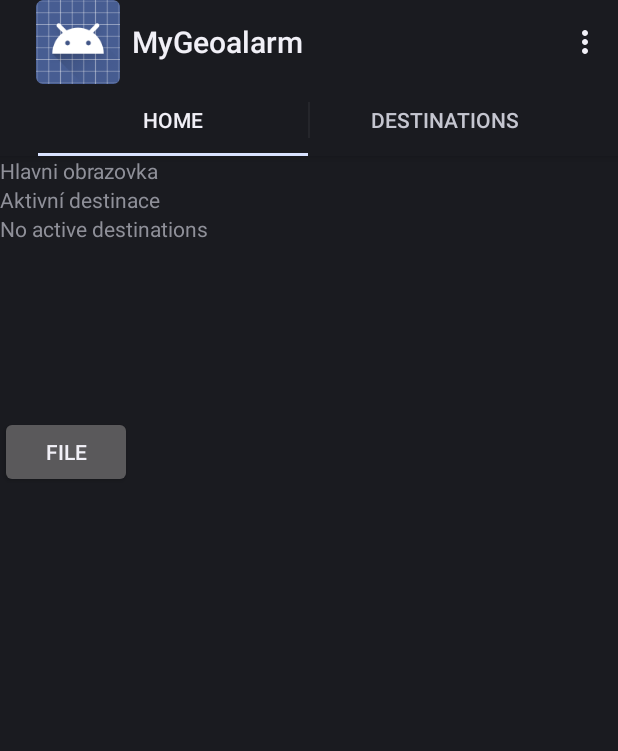
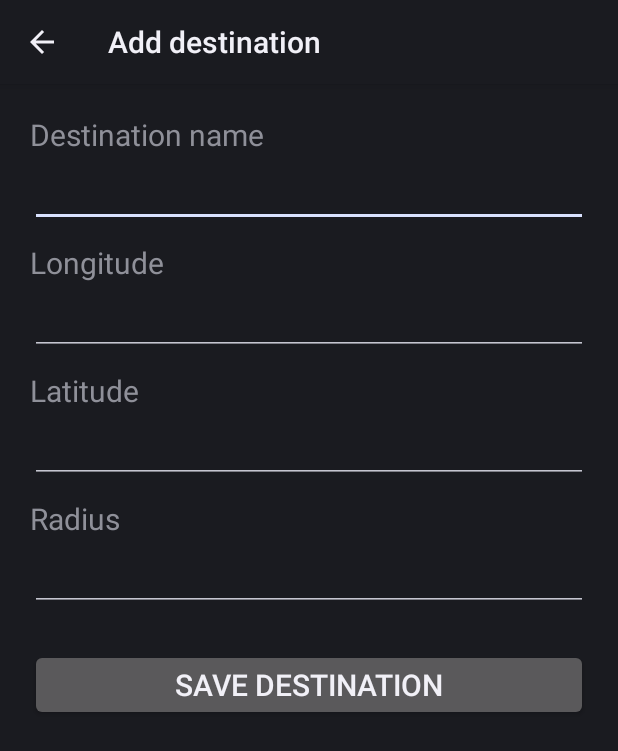
Before and after one commit to Merwis/MyGeoalarm, an Android app: the screen it shows after launch (MainActivity before the commit, AddDestinationActivity after it), in the options menu, after a tap on "Add destination", on a phone screen of 412 x 824 dp. Shown: the top 751 px of the screen. Run offline under Robolectric (Android 15) with nearby library versions, the phone set to English and light mode, and no system bars.

Commit message:
Some bugs fixed in geofencing management and added adding destinations activity.

```diff
--- a/app/src/main/AndroidManifest.xml
+++ b/app/src/main/AndroidManifest.xml
@@ -19,6 +19,10 @@
                 <category android:name="android.intent.category.LAUNCHER" />
             </intent-filter>
         </activity>
+        <activity
+            android:name=".AddDestinationActivity"
+            android:label="Add destination"
+            android:parentActivityName=".MainActivity" />
         <service
             android:name=".GeofenceTransitionsIntentService" />
 
--- a/app/src/main/java/cz/uhk/fim/mygeoalarm/AddDestinationActivity.java
+++ b/app/src/main/java/cz/uhk/fim/mygeoalarm/AddDestinationActivity.java
@@ -1,7 +1,73 @@
 package cz.uhk.fim.mygeoalarm;
+
+import android.app.Activity;
+import android.content.ContentValues;
+import android.content.Intent;
+import android.database.sqlite.SQLiteDatabase;
+import android.os.Bundle;
+import android.view.View;
+import android.widget.Button;
+import android.widget.EditText;
 
 /**
  * Created by Petr on 21. 5. 2015.
  */
-public class AddDestinationActivity {
+public class AddDestinationActivity extends Activity {
+
+    EditText mEtDestinationName, mEtDestinationLongitude, mEtDestinationLatitude, mEtDestinationRadius;
+    Button mSaveButton;
+
+    DestinationDatabaseHelper mHelper;
+    SQLiteDatabase mDatabase;
+
+    @Override
+    protected void onCreate(Bundle savedInstanceState) {
+        super.onCreate(savedInstanceState);
+        setContentView(R.layout.activity_add_destination);
+
+        mEtDestinationName = (EditText) findViewById(R.id.addDestinationName);
+        mEtDestinationLongitude = (EditText) findViewById(R.id.addDestinationLongitude);
+        mEtDestinationLatitude = (EditText) findViewById(R.id.addDestinationLatitude);
+        mEtDestinationRadius = (EditText) findViewById(R.id.addDestinationRadius);
+
+        mSaveButton = (Button) findViewById(R.id.addDestinationSave);
+
+        mHelper = new DestinationDatabaseHelper(this);
+        mDatabase = mHelper.getWritableDatabase();
+
+        mSaveButton.setOnClickListener(new View.OnClickListener() {
+            @Override
+            public void onClick(View v) {
+
+                if (mEtDestinationName.getText().toString().trim().equals("")) {
+                    mEtDestinationName.setError("Destination name is required");
+                } else if (mEtDestinationLongitude.getText().toString().trim().equals("")) {
+                    mEtDestinationLongitude.setError("Longitude is required");
+                } else if (mEtDestinationLatitude.getText().toString().trim().equals("")) {
+                    mEtDestinationLatitude.setError("Latitude is required");
+                } else if (mEtDestinationRadius.getText().toString().trim().equals("")) {
+                    mEtDestinationRadius.setError("Radius is required");
+                } else {
+
+                    ContentValues contentValues = new ContentValues();
+                    contentValues.put(Destinations.COLUMN_NAME_NAME, mEtDestinationName.getText().toString());
+                    contentValues.put(Destinations.COLUMN_NAME_LONGITUDE, mEtDestinationLongitude.getText().toString());
+                    contentValues.put(Destinations.COLUMN_NAME_LATITUDE, mEtDestinationLatitude.getText().toString());
+                    contentValues.put(Destinations.COLUMN_NAME_RADIUS, mEtDestinationRadius.getText().toString());
+                    contentValues.put(Destinations.COLUMN_NAME_ACTIVE, "0");
+
+                    mDatabase.insert(Destinations.TABLE_NAME, null, contentValues);
+
+                    getBack();
+                }
+            }
+        });
+    }
+
+    public void getBack() {
+
+        Intent intent = new Intent(this, MainActivity.class);
+        startActivity(intent);
+
+    }
 }
--- a/app/src/main/java/cz/uhk/fim/mygeoalarm/DestinationsListFragmentTab.java
+++ b/app/src/main/java/cz/uhk/fim/mygeoalarm/DestinationsListFragmentTab.java
@@ -159,6 +159,7 @@ public class DestinationsListFragmentTab extends android.support.v4.app.ListFrag
         cv.put(Destinations.COLUMN_NAME_ACTIVE, 0);
         mDatabase.update(Destinations.TABLE_NAME, cv, Destinations._ID + " != " + id, null);
         c.close();
+        ((MainActivity)getActivity()).setGeofenceChange(true);
     }
 
     @Override
--- a/app/src/main/java/cz/uhk/fim/mygeoalarm/MainFragmentTab.java
+++ b/app/src/main/java/cz/uhk/fim/mygeoalarm/MainFragmentTab.java
@@ -107,6 +107,7 @@ public class MainFragmentTab extends android.support.v4.app.Fragment {
             destinationName = "No active destinations";
             destinationRadius = -1;
             mBtnActivate.setVisibility(Button.INVISIBLE);
+            ((MainActivity)getActivity()).setDestinationSelected(false);
         } else {
             destinationName = c.getString(colName);
             destinationRadius = c.getFloat(colRadius);
@@ -118,6 +119,7 @@ public class MainFragmentTab extends android.support.v4.app.Fragment {
             activeDestination.setRadius(c.getFloat(colRadius));
 
             mBtnActivate.setVisibility(Button.VISIBLE);
+            ((MainActivity)getActivity()).setDestinationSelected(true);
         }
         c.close();
     }
--- /dev/null
+++ b/app/src/main/res/layout/activity_add_destination.xml
@@ -0,0 +1,79 @@
+<?xml version="1.0" encoding="utf-8"?>
+<LinearLayout xmlns:android="http://schemas.android.com/apk/res/android"
+              android:orientation="vertical"
+              android:layout_width="match_parent"
+              android:layout_height="match_parent">
+
+    <LinearLayout
+        android:layout_width="match_parent"
+        android:layout_height="match_parent"
+        android:orientation="vertical"
+        android:padding="20dp">
+
+        <TextView
+            android:layout_width="match_parent"
+            android:layout_height="wrap_content"
+            android:text="Destination name"
+            android:textSize="20dp"
+            />
+        <EditText
+            android:layout_width="match_parent"
+            android:layout_height="wrap_content"
+            android:id="@+id/addDestinationName"
+            android:textSize="20dp"
+            />
+        <TextView
+            android:layout_width="match_parent"
+            android:layout_height="wrap_content"
+            android:text="Longitude"
+            android:textSize="20dp"
+            android:paddingTop="10dp"
+            />
+        <EditText
+            android:layout_width="match_parent"
+            android:layout_height="wrap_content"
+            android:id="@+id/addDestinationLongitude"
+            android:inputType="numberDecimal"
+            android:textSize="20dp"
+            />
+        <TextView
+            android:layout_width="match_parent"
+            android:layout_height="wrap_content"
+            android:text="Latitude"
+            android:textSize="20dp"
+            android:paddingTop="10dp"
+            />
+        <EditText
+            android:layout_width="match_parent"
+            android:layout_height="wrap_content"
+            android:id="@+id/addDestinationLatitude"
+            android:inputType="numberDecimal"
+            android:textSize="20dp"
+            />
+        <TextView
+            android:layout_width="match_parent"
+            android:layout_height="wrap_content"
+            android:text="Radius"
+            android:textSize="20dp"
+            android:paddingTop="10dp"
+            />
+        <EditText
+            android:layout_width="match_parent"
+            android:layout_height="wrap_content"
+            android:id="@+id/addDestinationRadius"
+            android:inputType="numberDecimal"
+            android:textSize="20dp"
+            />
+
+        <Button
+            android:layout_width="match_parent"
+            android:layout_height="wrap_content"
+            android:id="@+id/addDestinationSave"
+            android:text="Save destination"
+            android:textSize="20dp"
+            android:layout_marginTop="25dp"
+            />
+
+    </LinearLayout>
+
+</LinearLayout>
```
Also changed, not shown: app/src/main/java/cz/uhk/fim/mygeoalarm/MainActivity.java (+52 -14 lines), app/src/main/res/layout/fragment_destinations_list.xml (+14 -5 lines), app/src/main/res/layout/fragment_main.xml (+17 -0 lines).
